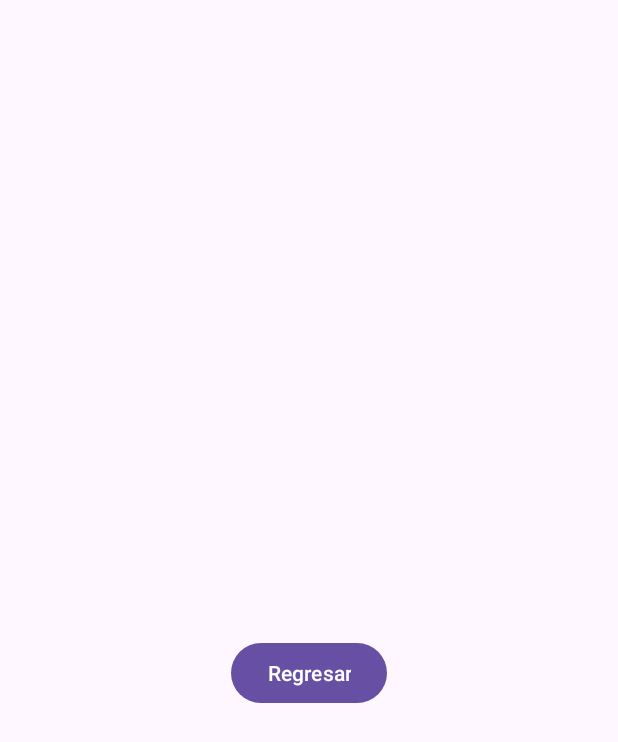
After one commit to AldairBroncano/AldairBroncano_T2, an Android app: the layout activity_post_detail.xml on its own in the app's theme, with its tools: preview values and no code run, on a phone screen of 412 x 824 dp. The commit adds this screen. Shown: the top 742 px of the screen. Run offline under Robolectric (Android 15) with nearby library versions, the phone set to English and light mode, and no system bars.

Commit message:
Añadimos los diseños xml

```diff
--- /dev/null
+++ b/app/src/main/res/layout/activity_post_detail.xml
@@ -0,0 +1,40 @@
+<?xml version="1.0" encoding="utf-8"?>
+<androidx.constraintlayout.widget.ConstraintLayout xmlns:android="http://schemas.android.com/apk/res/android"
+    android:layout_width="match_parent"
+    android:layout_height="match_parent">
+
+    <LinearLayout
+        android:layout_width="match_parent"
+        android:layout_height="match_parent"
+        android:orientation="vertical"
+        android:padding="12dp"
+        android:gravity="center">
+
+        <TextView
+            android:id="@+id/textViewPostId"
+            android:layout_width="wrap_content"
+            android:layout_height="wrap_content"
+            android:textSize="18sp"/>
+
+        <TextView
+            android:id="@+id/textViewPostTitle"
+            android:layout_width="wrap_content"
+            android:layout_height="wrap_content"
+            android:textSize="20sp"
+            android:textStyle="bold"/>
+
+        <TextView
+            android:id="@+id/textViewPostBody"
+            android:layout_width="wrap_content"
+            android:layout_height="wrap_content"
+            android:textSize="16sp"/>
+
+        <Button
+            android:id="@+id/buttonBack"
+            android:layout_width="wrap_content"
+            android:layout_height="wrap_content"
+            android:text="Regresar" />
+    </LinearLayout>
+
+
+</androidx.constraintlayout.widget.ConstraintLayout>
```
Also changed, not shown: app/src/main/res/layout/activity_insertar_post.xml (added, +33 -0 lines), app/src/main/res/layout/activity_main.xml (+82 -5 lines), app/src/main/res/layout/activity_resultado.xml (added, +27 -0 lines), app/src/main/res/layout/item_post.xml (added, +39 -0 lines).
